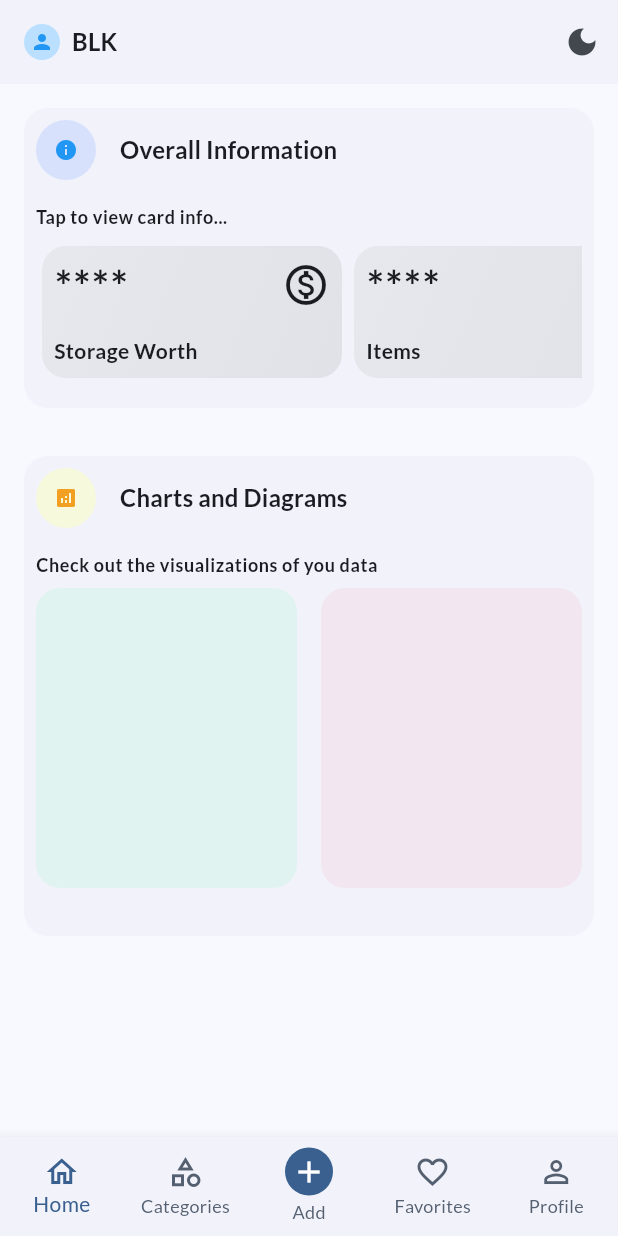
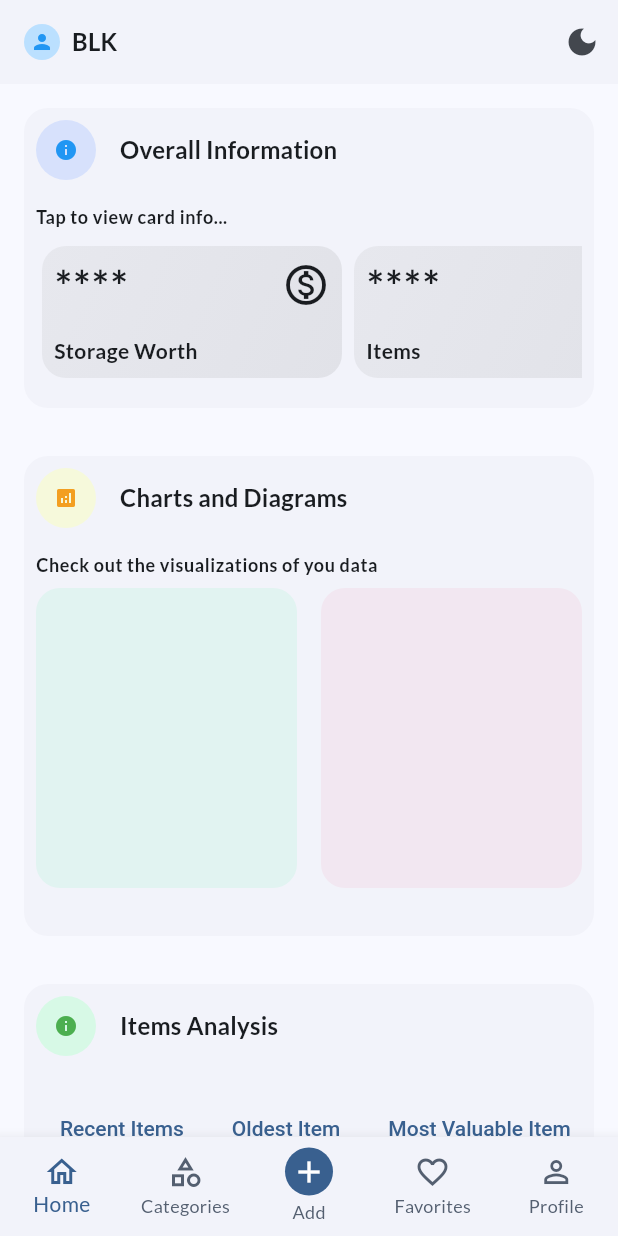
Before and after one commit to faruqonaayo/ethircle_blk_app, a Flutter app: the screen it shows after launch, on a phone screen of 412 x 824 dp. Run offline on Flutter 3.47's test engine with Material 3 defaults, Android fonts, the phone set to English and light mode, and no system bars; drawn by our look-alikes of fl_chart; our stand-ins replace flutter_colorpicker, flutter_riverpod, google_fonts, image_picker, sqflite; accounts and stored records are empty.

Commit message:
feat: Add ItemsAnalysis widget to HomeScreen for enhanced item overview

```diff
--- a/lib/screens/home_screen.dart
+++ b/lib/screens/home_screen.dart
@@ -1,6 +1,7 @@
 import 'package:flutter/material.dart';
 import 'package:flutter_riverpod/flutter_riverpod.dart';
 
+import 'package:ethircle_blk_app/widgets/items_analysis.dart';
 import 'package:ethircle_blk_app/widgets/chart_analysis.dart';
 import 'package:ethircle_blk_app/providers/categories_provider.dart';
 import 'package:ethircle_blk_app/providers/items_provider.dart';
@@ -29,8 +30,8 @@ class HomeScreen extends ConsumerWidget {
           items: items,
           favorites: favorites,
         ),
-
-
+        const SizedBox(height: 32),
+        ItemsAnalysis(items),
       ],
     );
   }
--- /dev/null
+++ b/lib/widgets/items_analysis.dart
@@ -0,0 +1,97 @@
+import 'package:flutter/material.dart';
+
+import 'package:ethircle_blk_app/models/item.dart';
+
+class ItemsAnalysis extends StatelessWidget {
+  const ItemsAnalysis(this.items, {super.key});
+
+  final List<Item> items;
+
+  @override
+  Widget build(BuildContext context) {
+    final colorScheme = Theme.of(context).colorScheme;
+    final textTheme = Theme.of(context).textTheme;
+
+    return Container(
+      height: 384,
+      padding: const EdgeInsets.all(8),
+      decoration: BoxDecoration(
+        color: colorScheme.surfaceContainerLow,
+        borderRadius: BorderRadius.circular(16),
+      ),
+      child: Column(
+        crossAxisAlignment: CrossAxisAlignment.start,
+        children: [
+          Row(
+            children: [
+              ClipRRect(
+                borderRadius: BorderRadius.circular(20),
+                child: Container(
+                  width: 40,
+                  height: 40,
+                  decoration: const BoxDecoration(
+                    color: Color.fromARGB(126, 187, 255, 210),
+                  ),
+                  child: const Icon(Icons.info, size: 16, color: Colors.green),
+                ),
+              ),
+              const SizedBox(width: 16),
+              Text(
+                "Items Analysis",
+                style: textTheme.titleMedium!.copyWith(
+                  fontWeight: FontWeight.w700,
+                ),
+              ),
+            ],
+          ),
+          const SizedBox(height: 24),
+          SizedBox(
+            height: 48,
+            child: ListView(
+              scrollDirection: Axis.horizontal,
+              children: [
+                TextButton(onPressed: () {}, child: Text("Recent Items")),
+                TextButton(onPressed: () {}, child: Text("Oldest Item")),
+                TextButton(onPressed: () {}, child: Text("Most Valuable Item")),
+                TextButton(
+                  onPressed: () {},
+                  child: Text("Least Valuable Item"),
+                ),
+              ],
+            ),
+          ),
+          const SizedBox(height: 8),
+          Card(
+            elevation: 0,
+
+            child: Container(
+              width: double.infinity,
+              padding: EdgeInsets.all(8),
+              decoration: BoxDecoration(
+                border: Border.all(width: 1, color: colorScheme.primary),
+                borderRadius: BorderRadius.circular(16),
+              ),
+              child: Column(
+                children: [
+                  Image.asset(
+                    "assets/demo.jpg",
+                    width: double.infinity,
+                    height: 160,
+                    fit: BoxFit.cover,
+                  ),
+                  const SizedBox(height: 16),
+                  Text(
+                    "Items Analysis",
+                    style: textTheme.titleLarge!.copyWith(
+                      fontWeight: FontWeight.w700,
+                    ),
+                  ),
+                ],
+              ),
+            ),
+          ),
+        ],
+      ),
+    );
+  }
+}
```
